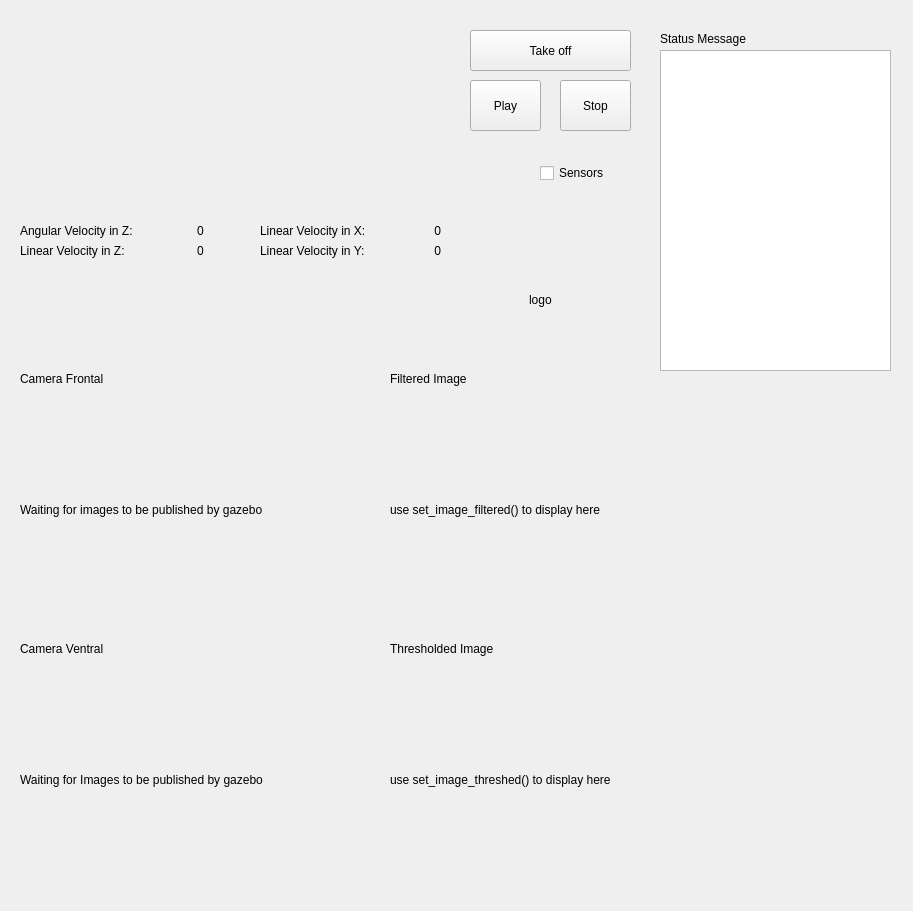
Qt form rqt_drone_teleop/resource/DroneTeleop.ui (JdeRobot/drones) before a commit.
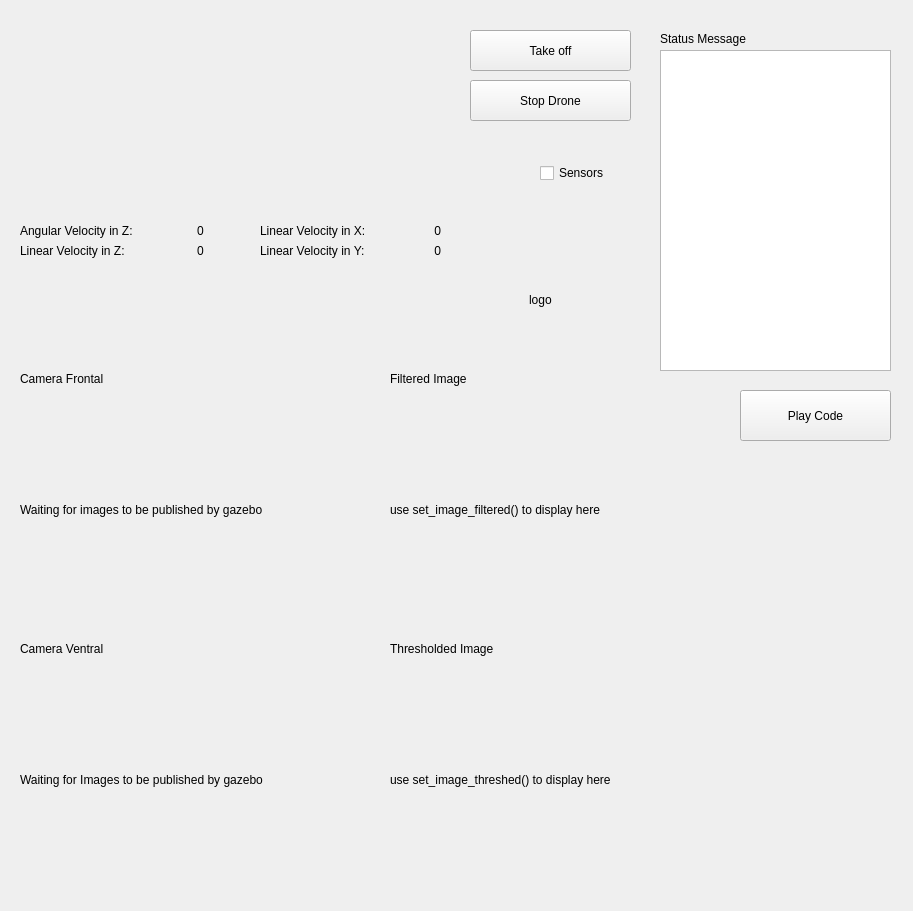
The same form after that commit. Icons and pictures are not drawn.

```diff
--- a/rqt_drone_teleop/resource/DroneTeleop.ui
+++ b/rqt_drone_teleop/resource/DroneTeleop.ui
@@ -41,37 +41,20 @@
   <widget class="QPushButton" name="playButton">
    <property name="geometry">
     <rect>
-     <x>470</x>
-     <y>80</y>
-     <width>71</width>
+     <x>740</x>
+     <y>390</y>
+     <width>151</width>
      <height>51</height>
     </rect>
    </property>
    <property name="text">
-    <string>Play</string>
+    <string>Play Code</string>
    </property>
    <property name="icon">
     <iconset>
      <normaloff>play.png</normaloff>play.png</iconset>
    </property>
   </widget>
-  <widget class="QPushButton" name="stopButton">
-   <property name="geometry">
-    <rect>
-     <x>560</x>
-     <y>80</y>
-     <width>71</width>
-     <height>51</height>
-    </rect>
-   </property>
-   <property name="text">
-    <string>Stop</string>
-   </property>
-   <property name="icon">
-    <iconset>
-     <normaloff>stop.png</normaloff>stop.png</iconset>
-   </property>
-  </widget>
   <widget class="QCheckBox" name="sensorsCheck">
    <property name="geometry">
     <rect>
@@ -371,6 +354,23 @@
     </property>
    </layout>
   </widget>
+  <widget class="QPushButton" name="stopButton">
+   <property name="geometry">
+    <rect>
+     <x>470</x>
+     <y>80</y>
+     <width>161</width>
+     <height>41</height>
+    </rect>
+   </property>
+   <property name="text">
+    <string>Stop Drone</string>
+   </property>
+   <property name="icon">
+    <iconset>
+     <normaloff>stop.png</normaloff>stop.png</iconset>
+   </property>
+  </widget>
  </widget>
  <resources/>
  <connections/>
```
